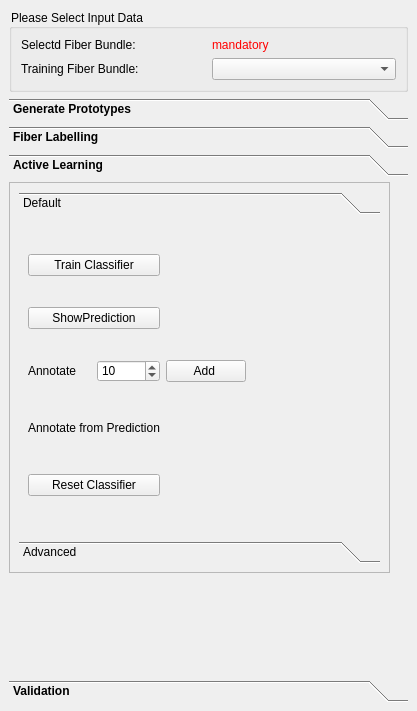
Qt form Plugins/org.mitk.gui.qt.diffusionimaging.fiberprocessing/src/internal/QmitkInteractiveFiberDissectionViewControls.ui (MIC-DKFZ/MITK-Diffusion) before a commit.
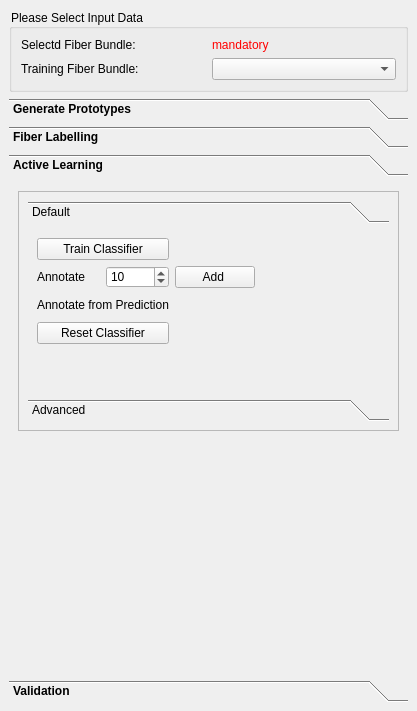
The same form after that commit. The open tabs and pages were chosen to show the change. Icons and pictures are not drawn. Custom widgets are drawn as their Qt base class.

```diff
--- a/Plugins/org.mitk.gui.qt.diffusionimaging.fiberprocessing/src/internal/QmitkInteractiveFiberDissectionViewControls.ui
+++ b/Plugins/org.mitk.gui.qt.diffusionimaging.fiberprocessing/src/internal/QmitkInteractiveFiberDissectionViewControls.ui
@@ -484,15 +484,9 @@
       <attribute name="label">
        <string>Active Learning</string>
       </attribute>
+      <layout class="QGridLayout" name="gridLayout_7">
+       <item row="0" column="0">
       <widget class="QFrame" name="frame_2">
-       <property name="geometry">
-        <rect>
-         <x>0</x>
-         <y>0</y>
-         <width>381</width>
-         <height>391</height>
-        </rect>
-       </property>
        <property name="frameShape">
         <enum>QFrame::StyledPanel</enum>
        </property>
@@ -500,7 +494,7 @@
         <enum>QFrame::Raised</enum>
        </property>
        <layout class="QGridLayout" name="gridLayout_6">
-        <item row="8" column="1">
+          <item row="3" column="1">
          <widget class="QToolBox" name="toolBox_2">
           <property name="currentIndex">
            <number>0</number>
@@ -510,15 +504,84 @@
             <rect>
              <x>0</x>
              <y>0</y>
-             <width>361</width>
-             <height>309</height>
+               <width>363</width>
+               <height>163</height>
             </rect>
            </property>
            <attribute name="label">
             <string>Default</string>
            </attribute>
            <layout class="QGridLayout" name="gridLayout_2">
-            <item row="4" column="3">
+              <item row="1" column="1">
+               <widget class="QSpinBox" name="m_Numtolabel">
+                <property name="minimum">
+                 <number>1</number>
+                </property>
+                <property name="maximum">
+                 <number>2000</number>
+                </property>
+                <property name="singleStep">
+                 <number>0</number>
+                </property>
+                <property name="value">
+                 <number>10</number>
+                </property>
+               </widget>
+              </item>
+              <item row="2" column="2">
+               <widget class="QPushButton" name="m_predlabeling">
+                <property name="maximumSize">
+                 <size>
+                  <width>30</width>
+                  <height>30</height>
+                 </size>
+                </property>
+                <property name="text">
+                 <string/>
+                </property>
+                <property name="icon">
+                 <iconset>
+                  <normaloff>:/org.mitk.gui.qt.diffusionimaging.fiberprocessing/resources/eraze.png</normaloff>:/org.mitk.gui.qt.diffusionimaging.fiberprocessing/resources/eraze.png</iconset>
+                </property>
+                <property name="iconSize">
+                 <size>
+                  <width>32</width>
+                  <height>32</height>
+                 </size>
+                </property>
+                <property name="flat">
+                 <bool>true</bool>
+                </property>
+               </widget>
+              </item>
+              <item row="1" column="0">
+               <widget class="QLabel" name="label_5">
+                <property name="text">
+                 <string>Annotate</string>
+                </property>
+               </widget>
+              </item>
+              <item row="2" column="0" colspan="2">
+               <widget class="QLabel" name="label_36">
+                <property name="text">
+                 <string>Annotate from Prediction</string>
+                </property>
+               </widget>
+              </item>
+              <item row="4" column="0">
+               <spacer name="verticalSpacer">
+                <property name="orientation">
+                 <enum>Qt::Vertical</enum>
+                </property>
+                <property name="sizeHint" stdset="0">
+                 <size>
+                  <width>20</width>
+                  <height>40</height>
+                 </size>
+                </property>
+               </spacer>
+              </item>
+              <item row="2" column="3">
              <widget class="QPushButton" name="m_predlabelingBrush">
               <property name="maximumSize">
                <size>
@@ -544,86 +607,14 @@
               </property>
              </widget>
             </item>
-            <item row="1" column="4" colspan="2">
-             <spacer name="horizontalSpacer_29">
-              <property name="orientation">
-               <enum>Qt::Horizontal</enum>
-              </property>
-              <property name="sizeHint" stdset="0">
-               <size>
-                <width>57</width>
-                <height>20</height>
-               </size>
-              </property>
-             </spacer>
-            </item>
-            <item row="3" column="4">
-             <widget class="QPushButton" name="m_unclabeling">
-              <property name="maximumSize">
-               <size>
-                <width>30</width>
-                <height>30</height>
-               </size>
-              </property>
-              <property name="text">
-               <string/>
-              </property>
-              <property name="icon">
-               <iconset>
-                <normaloff>:/org.mitk.gui.qt.diffusionimaging.fiberprocessing/resources/eraze.png</normaloff>:/org.mitk.gui.qt.diffusionimaging.fiberprocessing/resources/eraze.png</iconset>
-              </property>
-              <property name="iconSize">
-               <size>
-                <width>32</width>
-                <height>32</height>
-               </size>
-              </property>
-              <property name="flat">
-               <bool>true</bool>
-              </property>
-             </widget>
-            </item>
-            <item row="3" column="2" colspan="2">
+              <item row="1" column="2" colspan="2">
              <widget class="QPushButton" name="m_AddUncertainFibers">
               <property name="text">
                <string>Add </string>
               </property>
              </widget>
             </item>
-            <item row="4" column="2">
-             <widget class="QPushButton" name="m_predlabeling">
-              <property name="maximumSize">
-               <size>
-                <width>30</width>
-                <height>30</height>
-               </size>
-              </property>
-              <property name="text">
-               <string/>
-              </property>
-              <property name="icon">
-               <iconset>
-                <normaloff>:/org.mitk.gui.qt.diffusionimaging.fiberprocessing/resources/eraze.png</normaloff>:/org.mitk.gui.qt.diffusionimaging.fiberprocessing/resources/eraze.png</iconset>
-              </property>
-              <property name="iconSize">
-               <size>
-                <width>32</width>
-                <height>32</height>
-               </size>
-              </property>
-              <property name="flat">
-               <bool>true</bool>
-              </property>
-             </widget>
-            </item>
-            <item row="0" column="0" colspan="2">
-             <widget class="QPushButton" name="m_TrainClassifier">
-              <property name="text">
-               <string>Train Classifier</string>
-              </property>
-             </widget>
-            </item>
-            <item row="3" column="5">
+              <item row="1" column="7">
              <widget class="QPushButton" name="m_unclabelingBrush">
               <property name="maximumSize">
                <size>
@@ -649,14 +640,47 @@
               </property>
              </widget>
             </item>
-            <item row="5" column="0" colspan="2">
+              <item row="1" column="5">
+               <widget class="QPushButton" name="m_unclabeling">
+                <property name="maximumSize">
+                 <size>
+                  <width>30</width>
+                  <height>30</height>
+                 </size>
+                </property>
+                <property name="text">
+                 <string/>
+                </property>
+                <property name="icon">
+                 <iconset>
+                  <normaloff>:/org.mitk.gui.qt.diffusionimaging.fiberprocessing/resources/eraze.png</normaloff>:/org.mitk.gui.qt.diffusionimaging.fiberprocessing/resources/eraze.png</iconset>
+                </property>
+                <property name="iconSize">
+                 <size>
+                  <width>32</width>
+                  <height>32</height>
+                 </size>
+                </property>
+                <property name="flat">
+                 <bool>true</bool>
+                </property>
+               </widget>
+              </item>
+              <item row="3" column="0" colspan="2">
              <widget class="QPushButton" name="m_resetClassifier">
               <property name="text">
                <string>Reset Classifier</string>
               </property>
              </widget>
             </item>
-            <item row="3" column="6">
+              <item row="0" column="0" colspan="2">
+               <widget class="QPushButton" name="m_TrainClassifier">
+                <property name="text">
+                 <string>Train Classifier</string>
+                </property>
+               </widget>
+              </item>
+              <item row="1" column="8">
              <spacer name="horizontalSpacer_3">
               <property name="orientation">
                <enum>Qt::Horizontal</enum>
@@ -669,14 +693,7 @@
               </property>
              </spacer>
             </item>
-            <item row="4" column="0" colspan="2">
-             <widget class="QLabel" name="label_36">
-              <property name="text">
-               <string>Annotate from Prediction</string>
-              </property>
-             </widget>
-            </item>
-            <item row="0" column="4" colspan="2">
+              <item row="0" column="6" colspan="3">
              <spacer name="horizontalSpacer_30">
               <property name="orientation">
                <enum>Qt::Horizontal</enum>
@@ -689,37 +706,7 @@
               </property>
              </spacer>
             </item>
-            <item row="3" column="0">
-             <widget class="QLabel" name="label_5">
-              <property name="text">
-               <string>Annotate</string>
-              </property>
-             </widget>
-            </item>
-            <item row="1" column="0" colspan="2">
-             <widget class="QPushButton" name="m_CreatePrediction">
-              <property name="text">
-               <string>ShowPrediction</string>
-              </property>
-             </widget>
-            </item>
-            <item row="3" column="1">
-             <widget class="QSpinBox" name="m_Numtolabel">
-              <property name="minimum">
-               <number>1</number>
-              </property>
-              <property name="maximum">
-               <number>2000</number>
-              </property>
-              <property name="singleStep">
-               <number>0</number>
-              </property>
-              <property name="value">
-               <number>10</number>
-              </property>
-             </widget>
-            </item>
-            <item row="4" column="4" colspan="2">
+              <item row="2" column="7" colspan="2">
              <spacer name="horizontalSpacer_6">
               <property name="orientation">
                <enum>Qt::Horizontal</enum>
@@ -859,12 +846,57 @@
               </property>
              </widget>
             </item>
+              <item row="1" column="0" colspan="3">
+               <widget class="QPushButton" name="m_CreatePrediction">
+                <property name="text">
+                 <string>Create Prediction</string>
+                </property>
+               </widget>
+              </item>
+              <item row="2" column="2" colspan="2">
+               <widget class="QSpinBox" name="m_Numtolabel2">
+                <property name="minimum">
+                 <number>1</number>
+                </property>
+                <property name="maximum">
+                 <number>500</number>
+                </property>
+                <property name="value">
+                 <number>20</number>
+                </property>
+               </widget>
+              </item>
+              <item row="2" column="1">
+               <widget class="QSpinBox" name="m_subsetfft">
+                <property name="maximum">
+                 <number>100</number>
+                </property>
+                <property name="value">
+                 <number>95</number>
+                </property>
+               </widget>
+              </item>
            </layout>
           </widget>
          </widget>
         </item>
        </layout>
       </widget>
+       </item>
+       <item row="1" column="0">
+        <spacer name="verticalSpacer_3">
+         <property name="orientation">
+          <enum>Qt::Vertical</enum>
+         </property>
+         <property name="sizeHint" stdset="0">
+          <size>
+           <width>20</width>
+           <height>184</height>
+          </size>
+         </property>
+        </spacer>
+       </item>
+      </layout>
      </widget>
      <widget class="QWidget" name="page_5">
       <property name="geometry">
```
Left out of the diff: 154 changed lines with no effect on the pictures. Lines whose indentation alone changed are shown as unchanged.
